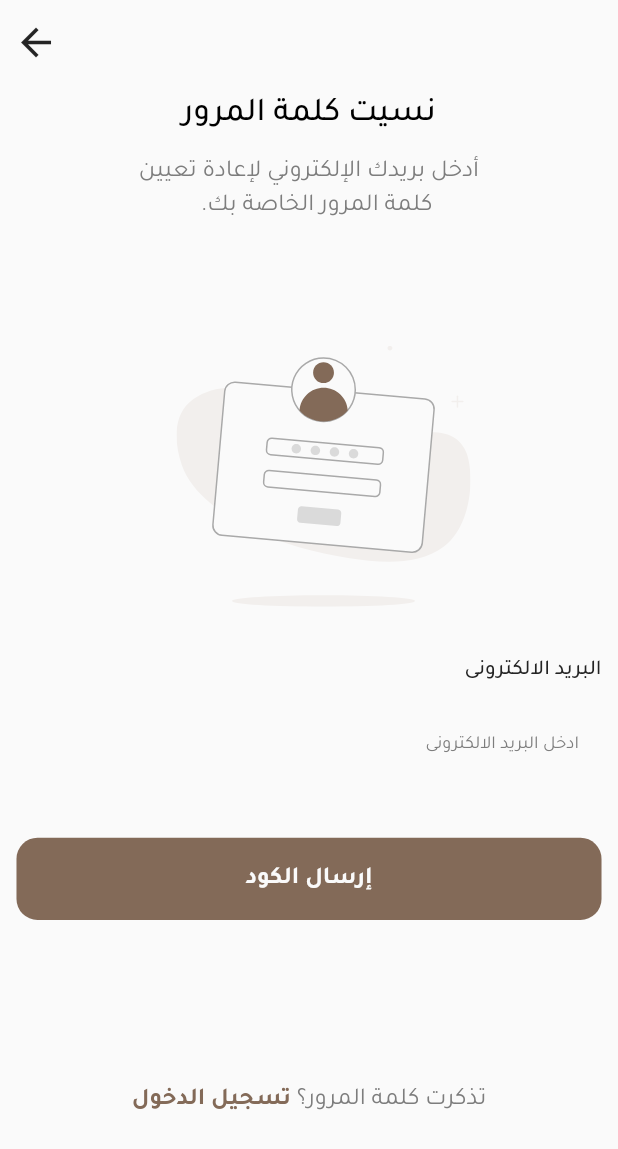
After one commit to Yaramahmoudd/BooksApp, a Flutter app: the screen it shows after launch, after a tap on "هل نسيت كلمة المرور؟", on a phone screen of 412 x 824 dp. The commit adds this screen. Shown: the top 1149 px of the screen. Run offline on Flutter 3.47's test engine with Material 3 defaults, Android fonts, the phone set to English and light mode, and no system bars; our stand-ins replace bloc, dio, flutter_screenutil, flutter_svg, pretty_dio_logger.

Commit message:
adding forgetpassword ui in this feature

```diff
--- a/lib/core/helpers/strings/app_icons.dart
+++ b/lib/core/helpers/strings/app_icons.dart
@@ -17,4 +17,8 @@ abstract class AppIcons {
   static const String send = '$path/send.svg';
   static const String correctCircle = '$path/correct_circle.svg';
   static const String trash = '$path/trash.svg';
+  static const String beiges="$path/beiges.svg";
+  static const String google="$path/google_ic.svg";
+  static const String facebook="$path/facebook_ic.svg";
+  static const apple="$path/apple_ic.svg";
 }
--- a/lib/core/routing/app_router.dart
+++ b/lib/core/routing/app_router.dart
@@ -1,7 +1,9 @@
 import 'package:books_app/features/main/ui/main_screen.dart';
+import 'package:books_app/features/sign_in/UI/screen/forgetPassword_screen.dart';
 import 'package:books_app/features/sign_in/UI/screen/signin_screen.dart';
 import 'package:flutter/material.dart';
 
+import '../widgets/navigator_animation.dart';
 import 'routes.dart';
 
 class AppRouter {
@@ -10,7 +12,10 @@ class AppRouter {
     switch (settings.name) {
       case Routes.splashScreen: return MaterialPageRoute(builder: (_) => const Placeholder());
       case Routes.mainScreen: return MaterialPageRoute(builder: (_) => const MainScreen());
-      case Routes.signin: return MaterialPageRoute(builder: (_) => const Signin());
+      case Routes.signin: return createRoute(Signin());
+      case Routes.forgetpasswordScreen: return createRoute(ForgetpasswordScreen());
+      case Routes.signupScreen: return MaterialPageRoute(builder: (_) => const Placeholder());
+      case Routes.otpScreen: return MaterialPageRoute(builder: (_) => const Placeholder());
     }
     return null;
   }
--- a/lib/core/routing/routes.dart
+++ b/lib/core/routing/routes.dart
@@ -2,4 +2,7 @@ class Routes {
   static const String splashScreen = '/splashScreen';
     static const String mainScreen = '/mainScreen';
   static const String signin="/signin";
+  static const String forgetpasswordScreen="/forgetpassword";
+  static const String signupScreen="/signup";
+  static const String otpScreen="/otp";
 }
--- /dev/null
+++ b/lib/core/widgets/navigator_animation.dart
@@ -0,0 +1,22 @@
+import 'package:books_app/features/sign_in/UI/screen/signin_screen.dart';
+import 'package:flutter/cupertino.dart';
+
+Route createRoute(Widget screenName) {
+  return PageRouteBuilder(
+    transitionDuration: Duration(milliseconds: 500),
+    pageBuilder: (context, animation, secondaryAnimation) => screenName,
+    transitionsBuilder: (context, animation, secondaryAnimation, child) {
+      const begin = Offset(1.0, 0.0); // يبدأ من خارج الشاشة على اليمين
+      const end = Offset.zero; // ينتهي عند موقعه الطبيعي
+      const curve = Curves.easeInOut;
+
+      var tween = Tween(begin: begin, end: end).chain(CurveTween(curve: curve));
+      var offsetAnimation = animation.drive(tween);
+
+      return SlideTransition(
+        position: offsetAnimation,
+        child: child,
+      );
+    },
+  );
+}
--- /dev/null
+++ b/lib/features/sign_in/UI/screen/forgetPassword_screen.dart
@@ -0,0 +1,60 @@
+import 'package:books_app/core/helpers/extensions.dart';
+import 'package:books_app/core/helpers/spacing.dart';
+import 'package:books_app/core/theming/colors.dart';
+import 'package:books_app/core/theming/styles.dart';
+import 'package:books_app/core/widgets/app_text_button.dart';
+import 'package:books_app/features/sign_in/UI/widget/email_part.dart';
+import 'package:books_app/features/sign_in/UI/widget/forget_password_app_bar.dart';
+import 'package:books_app/features/sign_in/UI/widget/remember_password_and_signin.dart';
+import 'package:flutter/material.dart';
+import 'package:flutter_screenutil/flutter_screenutil.dart';
+
+import '../../../../core/routing/routes.dart';
+import '../widget/forget_password_beiges.dart';
+
+class ForgetpasswordScreen extends StatefulWidget {
+  const ForgetpasswordScreen({super.key});
+
+  @override
+  State<ForgetpasswordScreen> createState() => _ForgetpasswordScreenState();
+}
+
+class _ForgetpasswordScreenState extends State<ForgetpasswordScreen> {
+  TextEditingController Email = TextEditingController();
+  GlobalKey<FormState> formKey = GlobalKey<FormState>();
+  @override
+  Widget build(BuildContext context) {
+    return Scaffold(
+      appBar: PreferredSize(
+          preferredSize: Size.fromHeight(200), child: ForgetPasswordAppBar()),
+      body: SafeArea(
+          child: Padding(
+        padding: EdgeInsets.symmetric(vertical: 30.h, horizontal: 10.w),
+        child: SingleChildScrollView(
+          scrollDirection: Axis.vertical,
+          child: Form(
+            key: formKey,
+            child: Column(children: [
+              ForgetPasswordBeiges(),
+              verticalSpace(30),
+              EmailPart(Email: Email),
+              verticalSpace(35),
+              AppTextButton(
+                buttonText: "إرسال الكود",
+                textStyle: TextStyles.font16whiteBold,
+                onPressed: () {
+                  if (formKey.currentState!.validate()) {
+                    context.pushNamed(Routes.otpScreen);
+                  }
+                },
+                backgroundColor: ColorsManager.primaryColor,
+              ),
+              RememberPasswordAndSignin()
+            ]
+            ),
+          ),
+        ),
+      )),
+    );
+  }
+}
--- a/lib/features/sign_in/UI/widget/cheak_account.dart
+++ b/lib/features/sign_in/UI/widget/cheak_account.dart
@@ -1,5 +1,9 @@
+import 'package:books_app/core/helpers/extensions.dart';
 import 'package:books_app/core/theming/styles.dart';
+import 'package:books_app/features/sign_in/UI/widget/password_part.dart';
 import 'package:flutter/material.dart';
+
+import '../../../../core/routing/routes.dart';
 
 class CheakAccount extends StatelessWidget {
   const CheakAccount({super.key});
@@ -13,8 +17,13 @@ class CheakAccount extends StatelessWidget {
         Text("مستخدم جديد؟",
           style: TextStyles.font16grey7DRegualar,
         ),
-        Text("إنشاء حساب جديد",
-          style: TextStyles.font16primaryColorBold,
+        GestureDetector(
+          onTap: (){
+            context.pushNamed(Routes.signupScreen);
+          },
+          child: Text("إنشاء حساب جديد",
+            style: TextStyles.font16primaryColorBold,
+          ),
         ),
       ],
     );
--- /dev/null
+++ b/lib/features/sign_in/UI/widget/forget_password_app_bar.dart
@@ -0,0 +1,50 @@
+import 'package:books_app/core/helpers/extensions.dart';
+import 'package:flutter/material.dart';
+import 'package:flutter_screenutil/flutter_screenutil.dart';
+
+import '../../../../core/helpers/spacing.dart';
+import '../../../../core/theming/colors.dart';
+import '../../../../core/theming/styles.dart';
+
+class ForgetPasswordAppBar extends StatelessWidget {
+  const ForgetPasswordAppBar({super.key});
+
+  @override
+  Widget build(BuildContext context) {
+    return AppBar(
+      backgroundColor: ColorsManager.white,
+      elevation: 0,
+      surfaceTintColor: Colors.transparent,
+      flexibleSpace: Container(
+        padding: EdgeInsets.only(
+          top: 60.h,
+        ),
+        child:Column(
+          crossAxisAlignment: CrossAxisAlignment.center,
+          children: [
+            Text("نسيت كلمة المرور",
+              style: TextStyles.font22blackMedium,
+            ),
+            verticalSpace(10),
+            Text('أدخل بريدك الإلكتروني لإعادة تعيين\n        كلمة المرور الخاصة بك.',
+
+              style: TextStyles.font16grey7DRegualar,
+            )
+          ],
+        ),
+      ),
+      actions: [
+        IconButton(
+          icon:  Icon(Icons.arrow_forward,
+            size: 30,
+            color: ColorsManager.black,
+          ),
+          onPressed: () {
+            context.pop();
+          },
+        )
+      ],
+      leading:SizedBox()
+    );
+  }
+}
--- /dev/null
+++ b/lib/features/sign_in/UI/widget/forget_password_beiges.dart
@@ -0,0 +1,26 @@
+import 'package:books_app/core/helpers/spacing.dart';
+import 'package:books_app/core/helpers/strings/app_icons.dart';
+import 'package:books_app/core/theming/colors.dart';
+import 'package:books_app/core/widgets/custom_svg.dart';
+import 'package:flutter/material.dart';
+import 'package:flutter_screenutil/flutter_screenutil.dart';
+
+class ForgetPasswordBeiges extends StatelessWidget {
+  const ForgetPasswordBeiges({super.key});
+
+  @override
+  Widget build(BuildContext context) {
+    return Center(
+      child: Container(
+        height: 174.h,
+        width: 196.w,
+        child: Stack(
+          children: [
+            CustomSvg(imgPath: AppIcons.beiges,
+            ),
+          ],
+        ),
+      ),
+    );
+  }
+}
--- a/lib/features/sign_in/UI/widget/password_part.dart
+++ b/lib/features/sign_in/UI/widget/password_part.dart
@@ -1,6 +1,9 @@
 import 'package:books_app/books_app.dart';
+import 'package:books_app/core/helpers/extensions.dart';
+import 'package:books_app/core/routing/routes.dart';
 import 'package:books_app/core/theming/colors.dart';
 import 'package:books_app/core/widgets/app_text_form_field.dart';
+import 'package:books_app/features/sign_in/UI/screen/signin_screen.dart';
 import 'package:flutter/material.dart';
 import 'package:flutter_screenutil/flutter_screenutil.dart';
 
@@ -82,9 +85,14 @@ class _PasswordPartState extends State<PasswordPart> {
                 )
               ],
             ),
-            Text(
-              "هل نسيت كلمة المرور؟",
-              style: TextStyles.font12grey7DRegualar,
+            GestureDetector(
+              onTap: (){
+                context.pushNamed(Routes.forgetpasswordScreen);
+              },
+              child: Text(
+                "هل نسيت كلمة المرور؟",
+                style: TextStyles.font12grey7DRegualar,
+              ),
             )
           ],
         )
--- /dev/null
+++ b/lib/features/sign_in/UI/widget/remember_password_and_signin.dart
@@ -0,0 +1,36 @@
+import 'package:books_app/books_app.dart';
+import 'package:books_app/core/helpers/extensions.dart';
+import 'package:books_app/features/sign_in/UI/screen/forgetPassword_screen.dart';
+import 'package:flutter/material.dart';
+import 'package:flutter_screenutil/flutter_screenutil.dart';
+
+import '../../../../core/routing/routes.dart';
+import '../../../../core/theming/styles.dart';
+
+class RememberPasswordAndSignin extends StatelessWidget {
+  const RememberPasswordAndSignin({super.key});
+
+  @override
+  Widget build(BuildContext context) {
+    return Container(
+      height: 130.h,
+      alignment: Alignment.bottomCenter,
+      child: Row(
+        mainAxisAlignment: MainAxisAlignment.center,
+        children: [
+          Text("تذكرت كلمة المرور؟ ",
+          style:TextStyles.font16grey7DRegualar,
+          ),
+          GestureDetector(
+            onTap: (){
+              context.pop();
+            },
+            child: Text("تسجيل الدخول",
+            style: TextStyles.font16primaryColorBold,
+            ),
+          ),
+        ],
+      ),
+    );
+  }
+}
--- a/lib/features/sign_in/UI/widget/social_auth.dart
+++ b/lib/features/sign_in/UI/widget/social_auth.dart
@@ -1,4 +1,5 @@
 import 'package:books_app/books_app.dart';
+import 'package:books_app/core/helpers/strings/app_icons.dart';
 import 'package:books_app/core/theming/styles.dart';
 import 'package:books_app/core/widgets/custom_svg.dart';
 import 'package:flutter/material.dart';
@@ -22,15 +23,15 @@ class SocialAuth extends StatelessWidget {
             mainAxisAlignment: MainAxisAlignment.spaceEvenly,
             children: [
               Container(
-                child: CustomSvg(imgPath:"assets/icons/apple_ic.svg"),
+                child: CustomSvg(imgPath:AppIcons.apple),
                 height: 54.h,
               ),
               Container(
-                child: CustomSvg(imgPath:"assets/icons/google_ic.svg"),
+                child: CustomSvg(imgPath:AppIcons.google),
                 height: 54.h,
               ),
               Container(
-                child: CustomSvg(imgPath:"assets/icons/facebook_ic.svg"),
+                child: CustomSvg(imgPath:AppIcons.facebook),
                 height: 54.h,
               ),
             ],
```
Also changed, not shown: assets/icons/beiges.svg (added).
